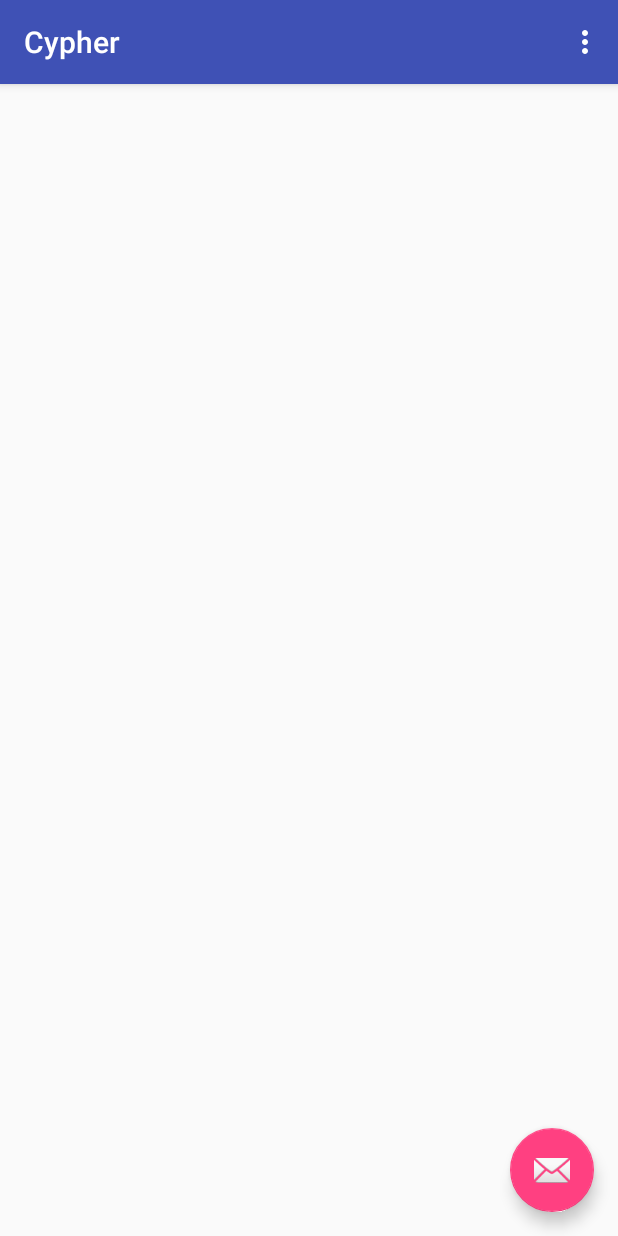
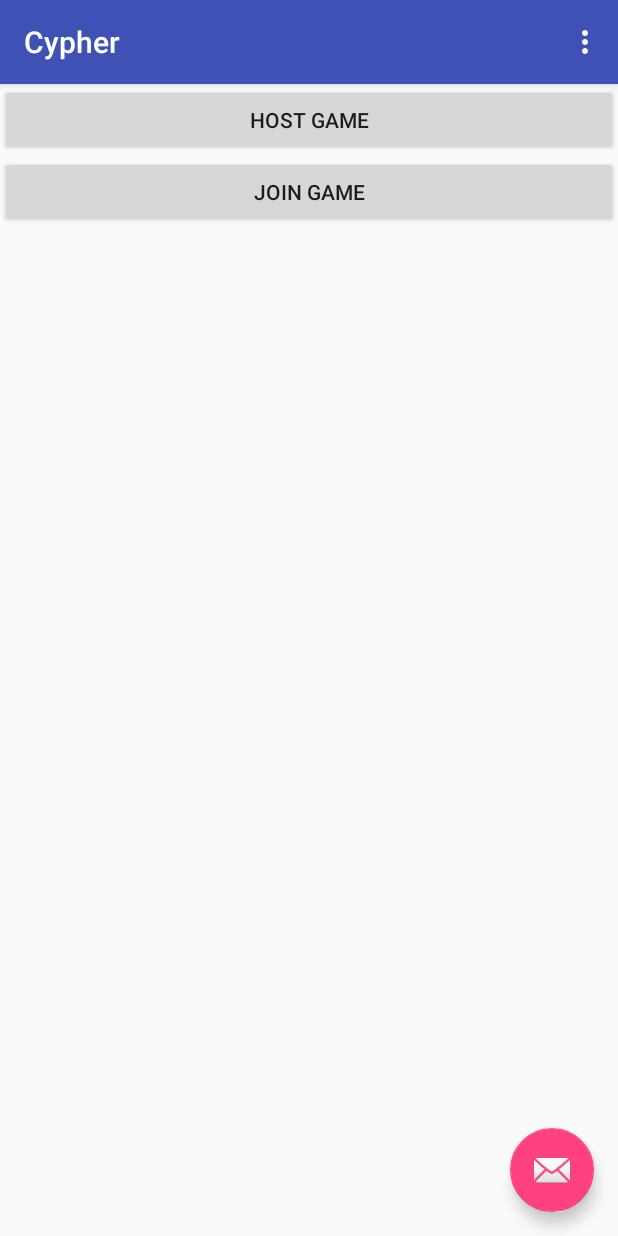
Before and after one commit to semaphore-soft/Cypher, an Android app: the screen it shows after launch (MainActivity), on a phone screen of 412 x 824 dp. Run offline under Robolectric (Android 15) with nearby library versions, the phone set to English and light mode, and no system bars; libraries missing offline, so code that uses them is left out: org.artoolkit.ar; 2 statements that could not run were skipped.

Commit message:
updated main activity layout; added connection lobby and character select layout prototypes; updated action handling for main activity

```diff
--- a/Source/Cypher/app/src/main/java/com/semaphore_soft/apps/cypher/MainActivity.java
+++ b/Source/Cypher/app/src/main/java/com/semaphore_soft/apps/cypher/MainActivity.java
@@ -9,6 +9,7 @@ import android.support.v7.widget.Toolbar;
 import android.view.Menu;
 import android.view.MenuItem;
 import android.view.View;
+import android.widget.Button;
 
 public class MainActivity extends AppCompatActivity
 {
@@ -24,6 +25,32 @@ public class MainActivity extends AppCompatActivity
 
         FloatingActionButton fab = (FloatingActionButton) findViewById(R.id.fab);
         fab.setOnClickListener(new View.OnClickListener()
+        {
+            @Override
+            public void onClick(View view)
+            {
+                Snackbar.make(view, "Starting AR Activity", Snackbar.LENGTH_LONG).show();
+                Intent intent = new Intent(getBaseContext(), PortalActivity.class);
+                startActivity(intent);
+            }
+        });
+
+        Button btnHost = (Button) findViewById(R.id.btnHost);
+
+        btnHost.setOnClickListener(new View.OnClickListener()
+        {
+            @Override
+            public void onClick(View view)
+            {
+                Snackbar.make(view, "Starting AR Activity", Snackbar.LENGTH_LONG).show();
+                Intent intent = new Intent(getBaseContext(), PortalActivity.class);
+                startActivity(intent);
+            }
+        });
+
+        Button btnJoin = (Button) findViewById(R.id.btnJoin);
+
+        btnJoin.setOnClickListener(new View.OnClickListener()
         {
             @Override
             public void onClick(View view)
--- a/Source/Cypher/app/src/main/res/layout/activity_main.xml
+++ b/Source/Cypher/app/src/main/res/layout/activity_main.xml
@@ -31,6 +31,18 @@
                 android:layout_width="wrap_content"
                 android:layout_height="wrap_content"/>
 
+        <Button
+                android:text="Host Game"
+                android:layout_width="match_parent"
+                android:layout_height="wrap_content"
+                android:id="@+id/btnHost"/>
+
+        <Button
+                android:text="Join Game"
+                android:layout_width="match_parent"
+                android:layout_height="wrap_content"
+                android:id="@+id/btnJoin"/>
+
     </LinearLayout>
 
     <android.support.design.widget.FloatingActionButton
```
Also changed, not shown: Source/Cypher/app/src/main/res/layout/character_select.xml (added, +30 -0 lines), Source/Cypher/app/src/main/res/layout/connection_lobby.xml (added, +12 -0 lines), 1 other file.
